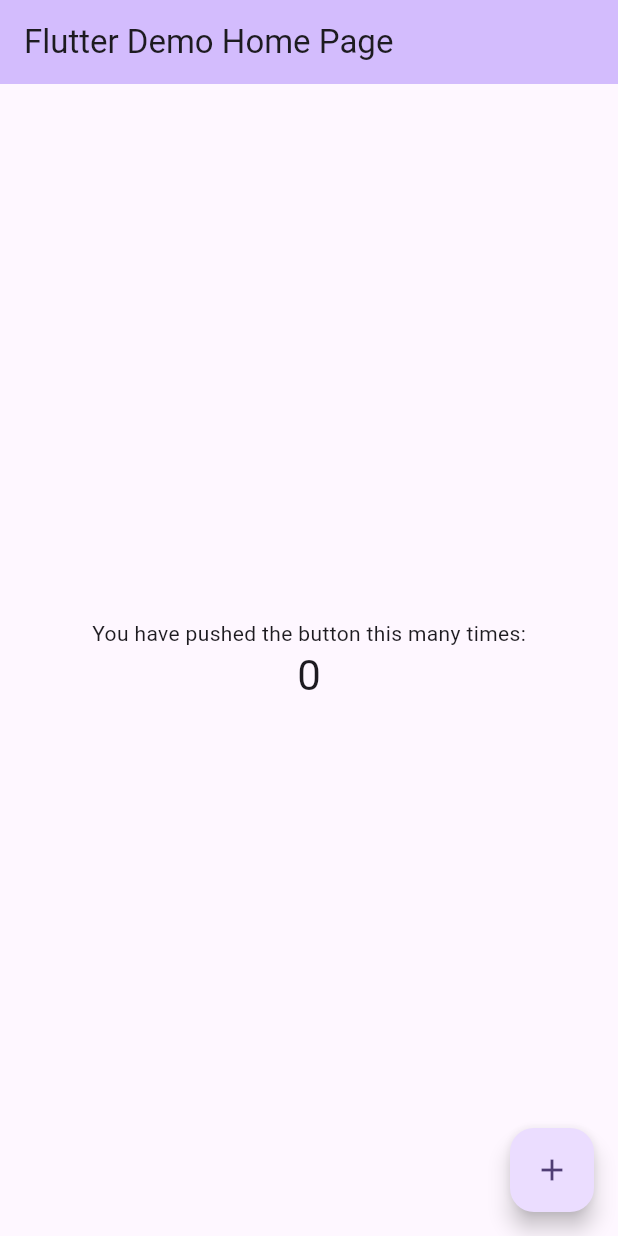
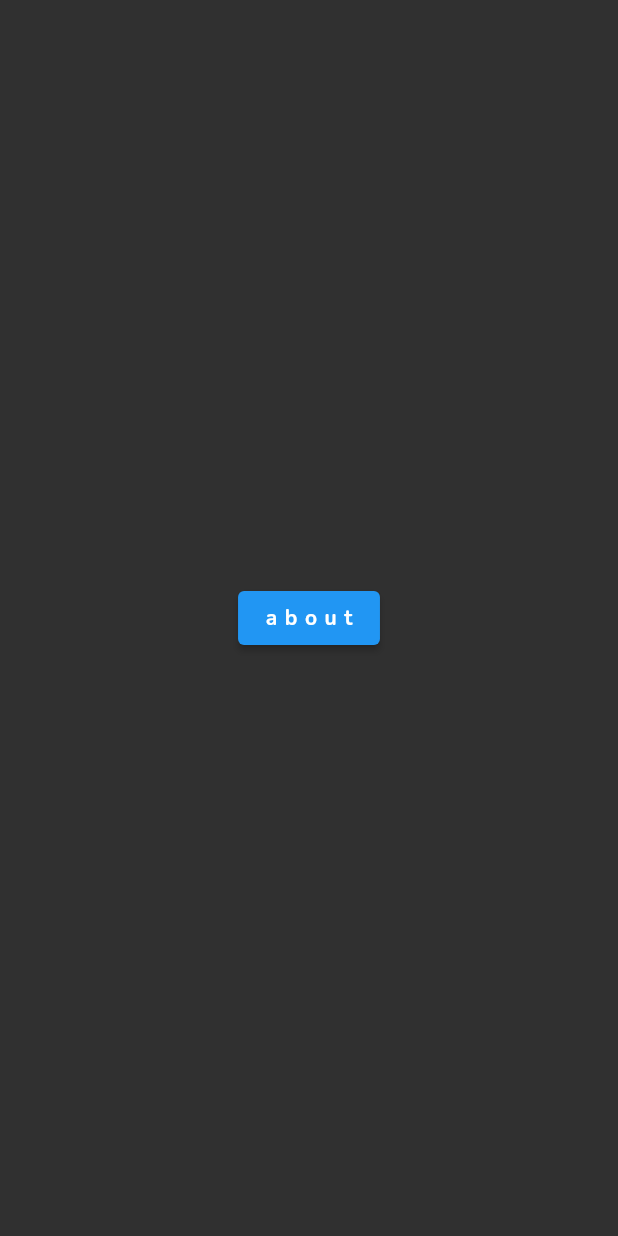
Before and after one commit to SafaK74/com.safa-agency.quizapp, a Flutter app: the screen it shows after launch, on a phone screen of 412 x 824 dp. Run offline on Flutter 3.47's test engine with Material 2 defaults, Android fonts, the phone set to English and light mode, and no system bars; our stand-ins replace firebase_core, font_awesome_flutter, google_fonts; accounts and stored records are empty.

Commit message:
navbar integrated and routes

```diff
--- a/quizapp/analysis_options.yaml
+++ /dev/null
@@ -1,29 +0,0 @@
-# This file configures the analyzer, which statically analyzes Dart code to
-# check for errors, warnings, and lints.
-#
-# The issues identified by the analyzer are surfaced in the UI of Dart-enabled
-# IDEs (https://dart.dev/tools#ides-and-editors). The analyzer can also be
-# invoked from the command line by running `flutter analyze`.
-
-# The following line activates a set of recommended lints for Flutter apps,
-# packages, and plugins designed to encourage good coding practices.
-include: package:flutter_lints/flutter.yaml
-
-linter:
-  # The lint rules applied to this project can be customized in the
-  # section below to disable rules from the `package:flutter_lints/flutter.yaml`
-  # included above or to enable additional rules. A list of all available lints
-  # and their documentation is published at
-  # https://dart-lang.github.io/linter/lints/index.html.
-  #
-  # Instead of disabling a lint rule for the entire project in the
-  # section below, it can also be suppressed for a single line of code
-  # or a specific dart file by using the `// ignore: name_of_lint` and
-  # `// ignore_for_file: name_of_lint` syntax on the line or in the file
-  # producing the lint.
-  rules:
-    # avoid_print: false  # Uncomment to disable the `avoid_print` rule
-    # prefer_single_quotes: true  # Uncomment to enable the `prefer_single_quotes` rule
-
-# Additional information about this file can be found at
-# https://dart.dev/guides/language/analysis-options
--- /dev/null
+++ b/quizapp/lib/about/about.dart
@@ -0,0 +1,17 @@
+import 'package:flutter/material.dart';
+
+class About extends StatelessWidget {
+  const About({super.key});
+
+  @override
+  Widget build(BuildContext context) {
+    return Scaffold(
+      appBar: AppBar(
+        title: const Text('About'),
+      ),
+      body: const Center(
+        child: Text('About'),
+      ),
+    );
+  }
+}
--- /dev/null
+++ b/quizapp/lib/home/home.dart
@@ -0,0 +1,20 @@
+import 'package:flutter/material.dart';
+
+class Home extends StatelessWidget {
+  const Home({super.key});
+
+  @override
+  Widget build(BuildContext context) {
+    return Scaffold(
+      body: Center(
+        child: ElevatedButton(
+          child: Text(
+            'about',
+            style: Theme.of(context).textTheme.labelLarge,
+          ),
+          onPressed: () => Navigator.pushNamed(context, '/topics'),
+        ),
+      ),
+    );
+  }
+}
--- a/quizapp/lib/main.dart
+++ b/quizapp/lib/main.dart
@@ -1,125 +1,54 @@
 import 'package:flutter/material.dart';
 
+// Import the firebase_core plugin
+import 'package:firebase_core/firebase_core.dart';
+import 'package:quizapp/routes.dart';
+import 'package:quizapp/theme.dart';
+
 void main() {
-  runApp(const MyApp());
+  WidgetsFlutterBinding.ensureInitialized();
+  runApp(App());
 }
 
-class MyApp extends StatelessWidget {
-  const MyApp({super.key});
+/// We are using a StatefulWidget such that we only create the [Future] once,
+/// no matter how many times our widget rebuild.
+/// If we used a [StatelessWidget], in the event where [App] is rebuilt, that
+/// would re-initialize FlutterFire and make our application re-enter loading state,
+/// which is undesired.
+class App extends StatefulWidget {
+  const App({super.key});
 
-  // This widget is the root of your application.
+  @override
+  State<App> createState() => _AppState();
+}
+
+class _AppState extends State<App> {
+  /// The future is part of the state of our widget. We should not call `initializeApp`
+  /// directly inside [build].
+  final Future<FirebaseApp> _initialization = Firebase.initializeApp();
+
   @override
   Widget build(BuildContext context) {
-    return MaterialApp(
-      title: 'Flutter Demo',
-      theme: ThemeData(
-        // This is the theme of your application.
-        //
-        // TRY THIS: Try running your application with "flutter run". You'll see
-        // the application has a blue toolbar. Then, without quitting the app,
-        // try changing the seedColor in the colorScheme below to Colors.green
-        // and then invoke "hot reload" (save your changes or press the "hot
-        // reload" button in a Flutter-supported IDE, or press "r" if you used
-        // the command line to start the app).
-        //
-        // Notice that the counter didn't reset back to zero; the application
-        // state is not lost during the reload. To reset the state, use hot
-        // restart instead.
-        //
-        // This works for code too, not just values: Most code changes can be
-        // tested with just a hot reload.
-        colorScheme: ColorScheme.fromSeed(seedColor: Colors.deepPurple),
-        useMaterial3: true,
-      ),
-      home: const MyHomePage(title: 'Flutter Demo Home Page'),
+    return FutureBuilder(
+      // Initialize FlutterFire:
+      future: _initialization,
+      builder: (context, snapshot) {
+        // Check for errors
+        if (snapshot.hasError) {
+          return Text('error');
+        }
+
+        // Once complete, show your application
+        if (snapshot.connectionState == ConnectionState.done) {
+          return MaterialApp(
+            routes: appRoutes,
+            theme: appTheme,
+          );
+        }
+
+        // Otherwise, show something whilst waiting for initialization to complete
+        return Text('loading');
+      },
     );
   }
 }
-
-class MyHomePage extends StatefulWidget {
-  const MyHomePage({super.key, required this.title});
-
-  // This widget is the home page of your application. It is stateful, meaning
-  // that it has a State object (defined below) that contains fields that affect
-  // how it looks.
-
-  // This class is the configuration for the state. It holds the values (in this
-  // case the title) provided by the parent (in this case the App widget) and
-  // used by the build method of the State. Fields in a Widget subclass are
-  // always marked "final".
-
-  final String title;
-
-  @override
-  State<MyHomePage> createState() => _MyHomePageState();
-}
-
-class _MyHomePageState extends State<MyHomePage> {
-  int _counter = 0;
-
-  void _incrementCounter() {
-    setState(() {
-      // This call to setState tells the Flutter framework that something has
-      // changed in this State, which causes it to rerun the build method below
-      // so that the display can reflect the updated values. If we changed
-      // _counter without calling setState(), then the build method would not be
-      // called again, and so nothing would appear to happen.
-      _counter++;
-    });
-  }
-
-  @override
-  Widget build(BuildContext context) {
-    // This method is rerun every time setState is called, for instance as done
-    // by the _incrementCounter method above.
-    //
-    // The Flutter framework has been optimized to make rerunning build methods
-    // fast, so that you can just rebuild anything that needs updating rather
-    // than having to individually change instances of widgets.
-    return Scaffold(
-      appBar: AppBar(
-        // TRY THIS: Try changing the color here to a specific color (to
-        // Colors.amber, perhaps?) and trigger a hot reload to see the AppBar
-        // change color while the other colors stay the same.
-        backgroundColor: Theme.of(context).colorScheme.inversePrimary,
-        // Here we take the value from the MyHomePage object that was created by
-        // the App.build method, and use it to set our appbar title.
-        title: Text(widget.title),
-      ),
-      body: Center(
-        // Center is a layout widget. It takes a single child and positions it
-        // in the middle of the parent.
-        child: Column(
-          // Column is also a layout widget. It takes a list of children and
-          // arranges them vertically. By default, it sizes itself to fit its
-          // children horizontally, and tries to be as tall as its parent.
-          //
-          // Column has various properties to control how it sizes itself and
-          // how it positions its children. Here we use mainAxisAlignment to
-          // center the children vertically; the main axis here is the vertical
-          // axis because Columns are vertical (the cross axis would be
-          // horizontal).
-          //
-          // TRY THIS: Invoke "debug painting" (choose the "Toggle Debug Paint"
-          // action in the IDE, or press "p" in the console), to see the
-          // wireframe for each widget.
-          mainAxisAlignment: MainAxisAlignment.center,
-          children: <Widget>[
-            const Text(
-              'You have pushed the button this many times:',
-            ),
-            Text(
-              '$_counter',
-              style: Theme.of(context).textTheme.headlineMedium,
-            ),
-          ],
-        ),
-      ),
-      floatingActionButton: FloatingActionButton(
-        onPressed: _incrementCounter,
-        tooltip: 'Increment',
-        child: const Icon(Icons.add),
-      ), // This trailing comma makes auto-formatting nicer for build methods.
-    );
-  }
-}
--- /dev/null
+++ b/quizapp/lib/routes.dart
@@ -0,0 +1,13 @@
+import 'package:quizapp/about/about.dart';
+import 'package:quizapp/home/home.dart';
+import 'package:quizapp/login/login.dart';
+import 'package:quizapp/profile/profile.dart';
+import 'package:quizapp/topics/topics.dart';
+
+var appRoutes = {
+  '/': (context) => const Home(),
+  '/about': (context) => const About(),
+  '/login': (context) => const Login(),
+  '/profile': (context) => const Profile(),
+  '/topics': (context) => const Topics(),
+};
--- /dev/null
+++ b/quizapp/lib/theme.dart
@@ -0,0 +1,21 @@
+import 'package:flutter/material.dart';
+import 'package:google_fonts/google_fonts.dart';
+
+var appTheme = ThemeData(
+  fontFamily: GoogleFonts.nunito().fontFamily,
+  brightness: Brightness.dark,
+  textTheme: const TextTheme(
+    bodyLarge: TextStyle(fontSize: 18),
+    bodyMedium: TextStyle(fontSize: 16),
+    labelLarge: TextStyle(
+      letterSpacing: 5,
+      fontWeight: FontWeight.bold,
+    ),
+    displayLarge: TextStyle(
+      fontWeight: FontWeight.bold,
+    ),
+    titleMedium: TextStyle(
+      color: Colors.grey,
+    ),
+  ),
+);
```
Also changed, not shown: quizapp/lib/login/login.dart (added, +10 -0 lines), quizapp/lib/profile/profile.dart (added, +15 -0 lines), quizapp/lib/quiz/quiz.dart (added, +10 -0 lines), quizapp/lib/shared/bottom_nav.dart (added, +39 -0 lines), quizapp/lib/topics/topics.dart (added, +13 -0 lines), quizapp/pubspec.yaml (+20 -67 lines), quizapp/pubspec.lock, 13 other files.
